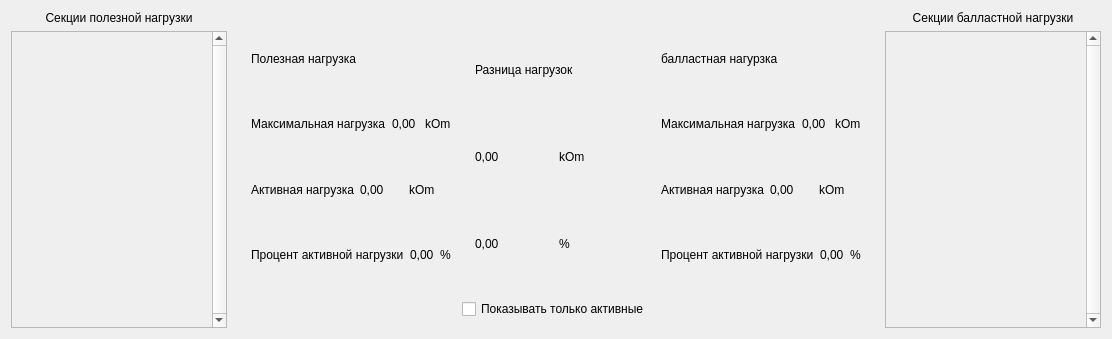
This is calculationscreen.ui in evilpeopletyranny/BallastStand as Qt 5 draws it before an edit. The edited form follows.
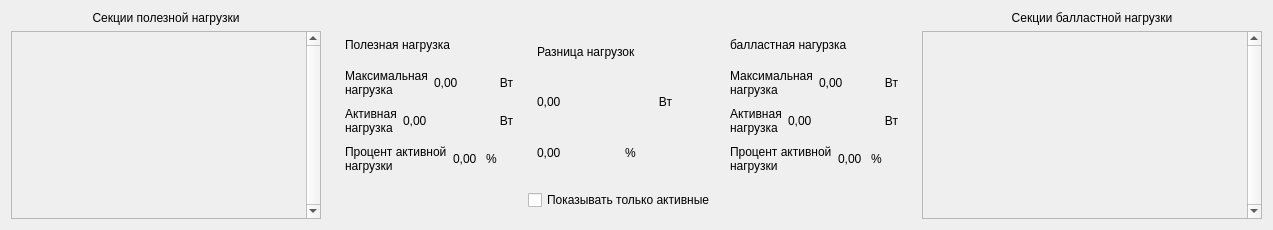
This is the edited form.

What changed in the file:
```diff
--- a/calculationscreen.ui
+++ b/calculationscreen.ui
@@ -6,14 +6,14 @@
    <rect>
     <x>0</x>
     <y>0</y>
-    <width>1112</width>
-    <height>339</height>
+    <width>1273</width>
+    <height>230</height>
    </rect>
   </property>
   <property name="windowTitle">
    <string>Form</string>
   </property>
-  <layout class="QHBoxLayout" name="horizontalLayout" stretch="1,3,1">
+  <layout class="QHBoxLayout" name="horizontalLayout">
    <item>
     <layout class="QVBoxLayout" name="utilityLayout">
      <property name="topMargin">
@@ -34,6 +34,24 @@
      </item>
      <item>
       <widget class="QScrollArea" name="utilityArea">
+       <property name="sizePolicy">
+        <sizepolicy hsizetype="Fixed" vsizetype="Expanding">
+         <horstretch>0</horstretch>
+         <verstretch>0</verstretch>
+        </sizepolicy>
+       </property>
+       <property name="minimumSize">
+        <size>
+         <width>310</width>
+         <height>0</height>
+        </size>
+       </property>
+       <property name="maximumSize">
+        <size>
+         <width>310</width>
+         <height>16777215</height>
+        </size>
+       </property>
        <property name="verticalScrollBarPolicy">
         <enum>Qt::ScrollBarAlwaysOn</enum>
        </property>
@@ -45,8 +63,8 @@
          <rect>
           <x>0</x>
           <y>0</y>
-          <width>175</width>
-          <height>294</height>
+          <width>294</width>
+          <height>185</height>
          </rect>
         </property>
         <layout class="QVBoxLayout" name="utilityVLayout">
@@ -89,7 +107,8 @@
              <item>
               <widget class="QLabel" name="label_2">
                <property name="text">
-                <string>Максимальная нагрузка</string>
+                <string>Максимальная
+нагрузка</string>
                </property>
               </widget>
              </item>
@@ -103,7 +122,10 @@
              <item>
               <widget class="QLabel" name="label_10">
                <property name="text">
-                <string>kOm</string>
+                <string>Вт</string>
+               </property>
+               <property name="alignment">
+                <set>Qt::AlignRight|Qt::AlignTrailing|Qt::AlignVCenter</set>
                </property>
               </widget>
              </item>
@@ -114,7 +136,8 @@
              <item>
               <widget class="QLabel" name="label_11">
                <property name="text">
-                <string>Активная нагрузка</string>
+                <string>Активная
+нагрузка</string>
                </property>
               </widget>
              </item>
@@ -128,7 +151,10 @@
              <item>
               <widget class="QLabel" name="label_13">
                <property name="text">
-                <string>kOm</string>
+                <string>Вт</string>
+               </property>
+               <property name="alignment">
+                <set>Qt::AlignRight|Qt::AlignTrailing|Qt::AlignVCenter</set>
                </property>
               </widget>
              </item>
@@ -139,7 +165,8 @@
              <item>
               <widget class="QLabel" name="label_15">
                <property name="text">
-                <string>Процент активной нагрузки</string>
+                <string>Процент активной
+нагрузки</string>
                </property>
               </widget>
              </item>
@@ -184,7 +211,10 @@
              <item>
               <widget class="QLabel" name="label_8">
                <property name="text">
-                <string>kOm</string>
+                <string>Вт</string>
+               </property>
+               <property name="alignment">
+                <set>Qt::AlignCenter</set>
                </property>
               </widget>
              </item>
@@ -226,7 +256,8 @@
              <item>
               <widget class="QLabel" name="label_14">
                <property name="text">
-                <string>Максимальная нагрузка</string>
+                <string>Максимальная
+нагрузка</string>
                </property>
               </widget>
              </item>
@@ -240,7 +271,10 @@
              <item>
               <widget class="QLabel" name="label_18">
                <property name="text">
-                <string>kOm</string>
+                <string>Вт</string>
+               </property>
+               <property name="alignment">
+                <set>Qt::AlignRight|Qt::AlignTrailing|Qt::AlignVCenter</set>
                </property>
               </widget>
              </item>
@@ -251,7 +285,8 @@
              <item>
               <widget class="QLabel" name="label_20">
                <property name="text">
-                <string>Активная нагрузка</string>
+                <string>Активная
+нагрузка</string>
                </property>
               </widget>
              </item>
@@ -265,7 +300,10 @@
              <item>
               <widget class="QLabel" name="label_21">
                <property name="text">
-                <string>kOm</string>
+                <string>Вт</string>
+               </property>
+               <property name="alignment">
+                <set>Qt::AlignRight|Qt::AlignTrailing|Qt::AlignVCenter</set>
                </property>
               </widget>
              </item>
@@ -276,7 +314,8 @@
              <item>
               <widget class="QLabel" name="label_22">
                <property name="text">
-                <string>Процент активной нагрузки</string>
+                <string>Процент активной
+нагрузки</string>
                </property>
               </widget>
              </item>
@@ -361,6 +400,24 @@
      </item>
      <item>
       <widget class="QScrollArea" name="ballastArea">
+       <property name="sizePolicy">
+        <sizepolicy hsizetype="Fixed" vsizetype="Expanding">
+         <horstretch>0</horstretch>
+         <verstretch>0</verstretch>
+        </sizepolicy>
+       </property>
+       <property name="minimumSize">
+        <size>
+         <width>340</width>
+         <height>0</height>
+        </size>
+       </property>
+       <property name="maximumSize">
+        <size>
+         <width>340</width>
+         <height>16777215</height>
+        </size>
+       </property>
        <property name="verticalScrollBarPolicy">
         <enum>Qt::ScrollBarAlwaysOn</enum>
        </property>
@@ -372,8 +429,8 @@
          <rect>
           <x>0</x>
           <y>0</y>
-          <width>190</width>
-          <height>294</height>
+          <width>324</width>
+          <height>185</height>
          </rect>
         </property>
         <layout class="QVBoxLayout" name="ballastVLayout">
```
